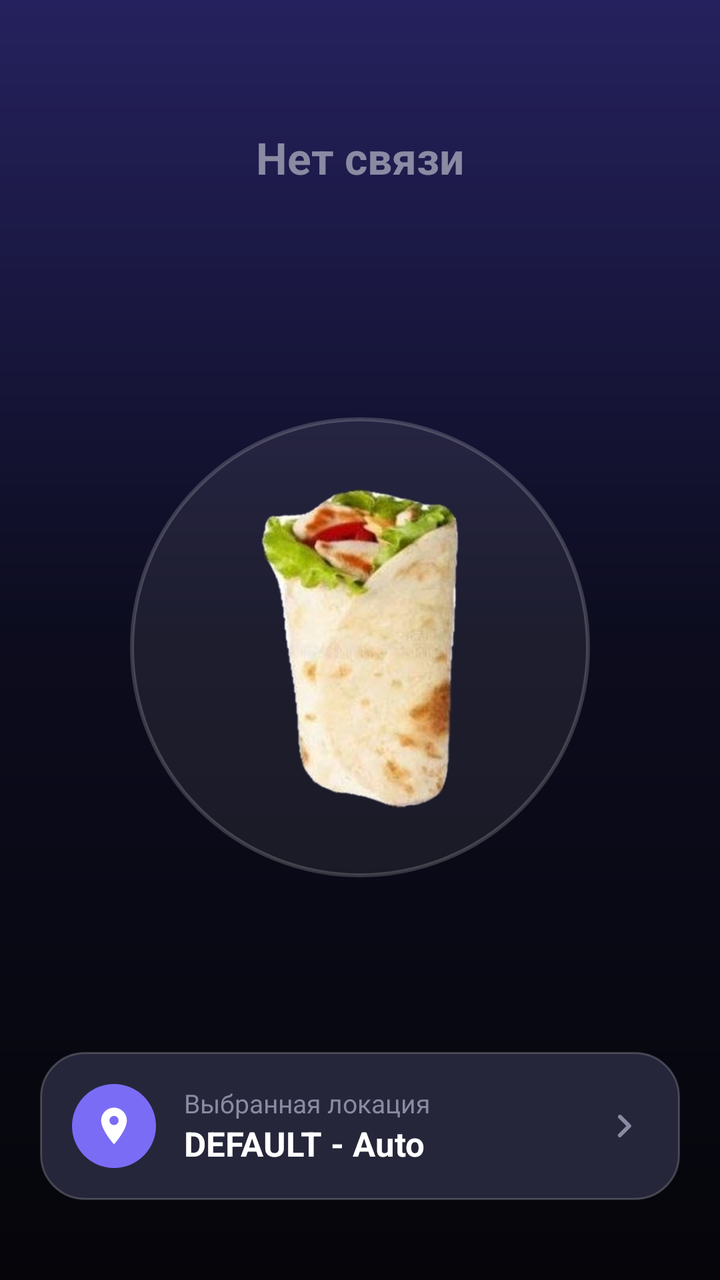
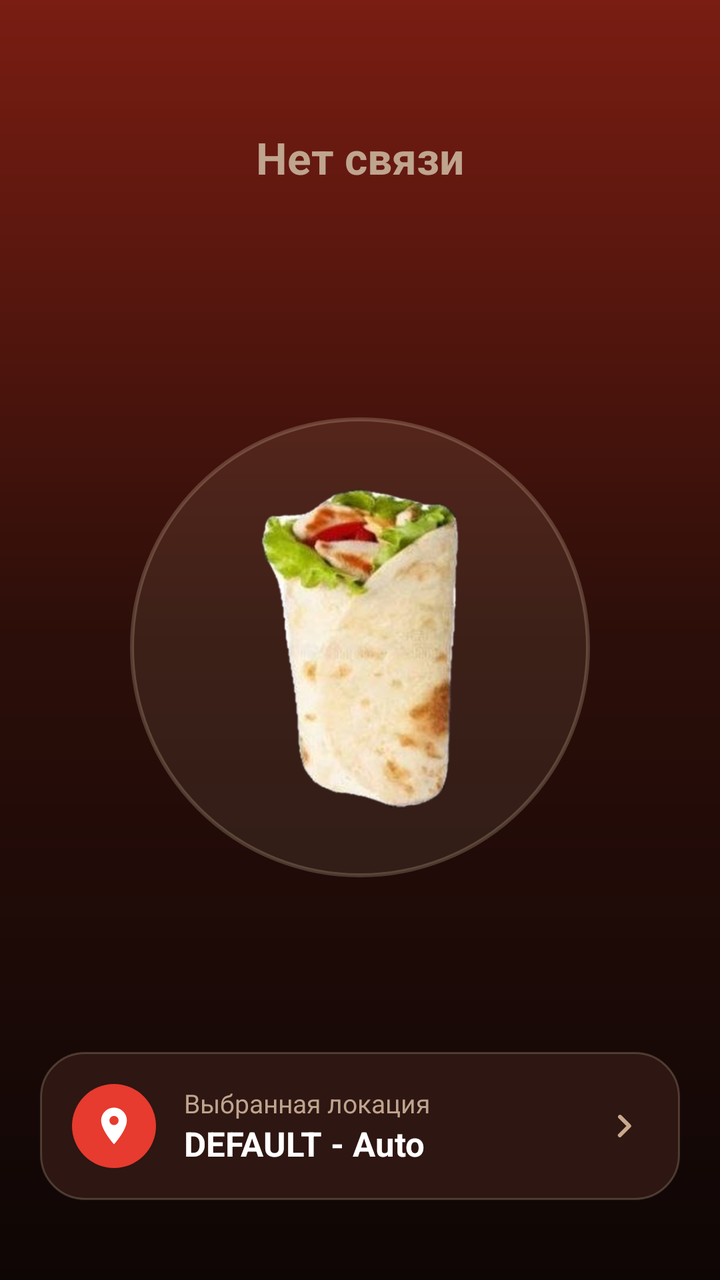

Compare the two renders of this Android layout. The source of the first and the diff that turns it into the second are given below.
<!-- AndroidManifest.xml: application theme Theme.Shaurma -->
<!-- res/layout/activity_main.xml -->
<?xml version="1.0" encoding="utf-8"?>
<FrameLayout xmlns:android="http://schemas.android.com/apk/res/android"
    android:layout_width="match_parent"
    android:layout_height="match_parent">

    
    <LinearLayout
        android:id="@+id/mainScreen"
        android:layout_width="match_parent"
        android:layout_height="match_parent"
        android:gravity="center_horizontal"
        android:orientation="vertical"
        android:paddingTop="64dp"
        android:paddingBottom="40dp">

        <TextView
            android:id="@+id/statusText"
            android:layout_width="wrap_content"
            android:layout_height="wrap_content"
            android:text="@string/status_off"
            android:textColor="#8A8AA3"
            android:textSize="22sp"
            android:textStyle="bold" />

        <TextView
            android:id="@+id/timerText"
            android:layout_width="wrap_content"
            android:layout_height="wrap_content"
            android:layout_marginTop="6dp"
            android:minHeight="22dp"
            android:textColor="#6F6F8E"
            android:textSize="15sp" />

        <Space
            android:layout_width="match_parent"
            android:layout_height="0dp"
            android:layout_weight="1" />

        <FrameLayout
            android:layout_width="320dp"
            android:layout_height="320dp">

            <View
                android:id="@+id/pulse1"
                android:layout_width="230dp"
                android:layout_height="230dp"
                android:layout_gravity="center"
                android:alpha="0"
                android:background="@drawable/pulse" />

            <View
                android:id="@+id/pulse2"
                android:layout_width="230dp"
                android:layout_height="230dp"
                android:layout_gravity="center"
                android:alpha="0"
                android:background="@drawable/pulse" />

            <FrameLayout
                android:id="@+id/buttonHolder"
                android:layout_width="230dp"
                android:layout_height="230dp"
                android:layout_gravity="center"
                android:background="@drawable/ring"
                android:clickable="true"
                android:focusable="true">

                <View
                    android:id="@+id/ringOn"
                    android:layout_width="match_parent"
                    android:layout_height="match_parent"
                    android:alpha="0"
                    android:background="@drawable/ring_on" />

                <ImageView
                    android:id="@+id/shaurma"
                    android:layout_width="100dp"
                    android:layout_height="160dp"
                    android:layout_gravity="center"
                    android:contentDescription="@string/app_name"
                    android:src="@drawable/shaurma" />
            </FrameLayout>
        </FrameLayout>

        <Space
            android:layout_width="match_parent"
            android:layout_height="0dp"
            android:layout_weight="1" />

        <LinearLayout
            android:id="@+id/locationCard"
            android:layout_width="match_parent"
            android:layout_height="wrap_content"
            android:layout_marginStart="20dp"
            android:layout_marginEnd="20dp"
            android:background="@drawable/card_bg"
            android:clickable="true"
            android:focusable="true"
            android:foreground="?attr/selectableItemBackground"
            android:gravity="center_vertical"
            android:orientation="horizontal"
            android:padding="16dp">

            <ImageView
                android:layout_width="42dp"
                android:layout_height="42dp"
                android:background="@drawable/pin_bg"
                android:contentDescription="@null"
                android:padding="10dp"
                android:src="@drawable/ic_pin" />

            <LinearLayout
                android:layout_width="0dp"
                android:layout_height="wrap_content"
                android:layout_marginStart="14dp"
                android:layout_weight="1"
                android:orientation="vertical">

                <TextView
                    android:layout_width="wrap_content"
                    android:layout_height="wrap_content"
                    android:text="@string/location_label"
                    android:textColor="#8A8AA3"
                    android:textSize="13sp" />

                <TextView
                    android:layout_width="wrap_content"
                    android:layout_height="wrap_content"
                    android:text="@string/location_name"
                    android:textColor="#FFFFFF"
                    android:textSize="17sp"
                    android:textStyle="bold" />
            </LinearLayout>

            <ImageView
                android:layout_width="24dp"
                android:layout_height="24dp"
                android:contentDescription="@null"
                android:src="@drawable/ic_chevron" />
        </LinearLayout>
    </LinearLayout>

    
    <ScrollView
        android:id="@+id/keyScreen"
        android:layout_width="match_parent"
        android:layout_height="match_parent"
        android:fillViewport="true"
        android:visibility="gone">

        <LinearLayout
            android:layout_width="match_parent"
            android:layout_height="wrap_content"
            android:gravity="center_horizontal"
            android:orientation="vertical"
            android:paddingStart="24dp"
            android:paddingTop="56dp"
            android:paddingEnd="24dp"
            android:paddingBottom="32dp">

            <ImageView
                android:layout_width="170dp"
                android:layout_height="170dp"
                android:contentDescription="@string/app_name"
                android:src="@drawable/ic_launcher_foreground" />

            <TextView
                android:layout_width="wrap_content"
                android:layout_height="wrap_content"
                android:layout_marginTop="8dp"
                android:text="@string/key_title"
                android:textColor="#FFFFFF"
                android:textSize="26sp"
                android:textStyle="bold" />

            <TextView
                android:layout_width="wrap_content"
                android:layout_height="wrap_content"
                android:layout_marginTop="8dp"
                android:gravity="center"
                android:text="@string/key_subtitle"
                android:textColor="#8A8AA3"
                android:textSize="15sp" />

            <EditText
                android:id="@+id/keyInput"
                android:layout_width="match_parent"
                android:layout_height="wrap_content"
                android:layout_marginTop="28dp"
                android:background="@drawable/input_bg"
                android:gravity="top|start"
                android:hint="@string/key_hint"
                android:importantForAutofill="no"
                android:inputType="textMultiLine|textNoSuggestions"
                android:maxLines="5"
                android:minLines="4"
                android:padding="16dp"
                android:textColor="#FFFFFF"
                android:textColorHint="#5A5A78"
                android:textSize="14sp" />

            <TextView
                android:id="@+id/keyError"
                android:layout_width="match_parent"
                android:layout_height="wrap_content"
                android:layout_marginTop="10dp"
                android:text="@string/key_bad"
                android:textColor="#FF7B7B"
                android:textSize="13sp"
                android:visibility="gone" />

            <TextView
                android:id="@+id/keyPaste"
                android:layout_width="match_parent"
                android:layout_height="54dp"
                android:layout_marginTop="16dp"
                android:background="@drawable/btn_secondary"
                android:clickable="true"
                android:focusable="true"
                android:foreground="?attr/selectableItemBackground"
                android:gravity="center"
                android:text="@string/key_paste"
                android:textColor="#C9C3FF"
                android:textSize="16sp"
                android:textStyle="bold" />

            <TextView
                android:id="@+id/keyContinue"
                android:layout_width="match_parent"
                android:layout_height="56dp"
                android:layout_marginTop="12dp"
                android:background="@drawable/btn_primary"
                android:clickable="true"
                android:focusable="true"
                android:foreground="?attr/selectableItemBackground"
                android:gravity="center"
                android:text="@string/key_continue"
                android:textColor="#FFFFFF"
                android:textSize="17sp"
                android:textStyle="bold" />

            <TextView
                android:id="@+id/keyCancel"
                android:layout_width="wrap_content"
                android:layout_height="wrap_content"
                android:layout_marginTop="18dp"
                android:clickable="true"
                android:focusable="true"
                android:padding="10dp"
                android:text="@string/key_cancel"
                android:textColor="#8A8AA3"
                android:textSize="15sp"
                android:visibility="gone" />
        </LinearLayout>
    </ScrollView>
</FrameLayout>
<!-- resources referenced by this layout -->
<resources>
  <!-- drawable btn_primary (drawable) -->
  <shape xmlns:android="http://schemas.android.com/apk/res/android" android:shape="rectangle">
      <gradient android:angle="0" android:startColor="#8B7CFF" android:endColor="#5B4BE0" />
      <corners android:radius="18dp" />
  </shape>
  <!-- drawable btn_secondary (drawable) -->
  <shape xmlns:android="http://schemas.android.com/apk/res/android" android:shape="rectangle">
      <solid android:color="#1A1A2B" />
      <stroke android:width="1.5dp" android:color="#35355A" />
      <corners android:radius="18dp" />
  </shape>
  <!-- drawable card_bg (drawable) -->
  <shape xmlns:android="http://schemas.android.com/apk/res/android" android:shape="rectangle">
      <solid android:color="#26263A" />
      <stroke android:width="1dp" android:color="#33FFFFFF" />
      <corners android:radius="22dp" />
  </shape>
  <!-- drawable ic_chevron (drawable) -->
  <vector xmlns:android="http://schemas.android.com/apk/res/android"
      android:width="24dp" android:height="24dp"
      android:viewportWidth="24" android:viewportHeight="24">
      <path
          android:fillColor="#8A8AA3"
          android:pathData="M9.29,6.71a1,1 0,0 0,0 1.41L13.17,12l-3.88,3.88a1,1 0,1 0,1.41 1.41l4.59,-4.59a1,1 0,0 0,0 -1.41L10.7,6.7a1,1 0,0 0,-1.41 0.01z" />
  </vector>
  <!-- drawable input_bg (drawable) -->
  <shape xmlns:android="http://schemas.android.com/apk/res/android" android:shape="rectangle">
      <solid android:color="#161626" />
      <stroke android:width="1.5dp" android:color="#2E2E4D" />
      <corners android:radius="18dp" />
  </shape>
  <!-- drawable pin_bg (drawable) -->
  <shape xmlns:android="http://schemas.android.com/apk/res/android" android:shape="oval">
      <solid android:color="#7B6CF6" />
  </shape>
  <!-- drawable pulse (drawable) -->
  <shape xmlns:android="http://schemas.android.com/apk/res/android" android:shape="oval">
      <stroke android:width="3dp" android:color="#8B7CFF" />
  </shape>
  <!-- drawable ring (drawable) -->
  <shape xmlns:android="http://schemas.android.com/apk/res/android" android:shape="oval">
      <solid android:color="#12FFFFFF" />
      <stroke android:width="2dp" android:color="#2EFFFFFF" />
  </shape>
  <!-- drawable ring_on (drawable) -->
  <shape xmlns:android="http://schemas.android.com/apk/res/android" android:shape="oval">
      <gradient
          android:type="radial"
          android:gradientRadius="140dp"
          android:startColor="#556C5CE7"
          android:endColor="#1A6C5CE7" />
      <stroke android:width="3dp" android:color="#9D92FF" />
  </shape>
  <string name="app_name">Шаурма VPN</string>
  <string name="key_bad">Ключ не подходит. Проверь, что он скопирован целиком.</string>
  <string name="key_cancel">Отмена</string>
  <string name="key_continue">Продолжить</string>
  <string name="key_hint">ss://…</string>
  <string name="key_paste">Вставить из буфера</string>
  <string name="key_subtitle">Вставь свой ключ доступа, чтобы начать</string>
  <string name="key_title">Добро пожаловать</string>
  <string name="location_label">Выбранная локация</string>
  <string name="location_name">DEFAULT - Auto</string>
  <string name="status_off">Нет связи</string>
  <style name="Theme.Shaurma" parent="Theme.AppCompat.NoActionBar">
          <item name="android:windowBackground">@drawable/bg_gradient</item>
          <item name="android:statusBarColor">#1E1B4B</item>
          <item name="android:navigationBarColor">#05050A</item>
          <item name="android:windowLightStatusBar">false</item>
      </style>
  <!-- drawable bg_gradient (drawable) -->
  <shape xmlns:android="http://schemas.android.com/apk/res/android" android:shape="rectangle">
      <gradient
          android:angle="90"
          android:startColor="#05050A"
          android:centerColor="#0C0C1E"
          android:endColor="#25215E" />
  </shape>
  <!-- unchanged entries left out for length: 3 -->
</resources>

<!-- the commit's change to res/layout/activity_main.xml (unified diff, before → after) -->
@@ -18,7 +18,7 @@
             android:layout_width="wrap_content"
             android:layout_height="wrap_content"
             android:text="@string/status_off"
-            android:textColor="#8A8AA3"
+            android:textColor="#BFA48E"
             android:textSize="22sp"
             android:textStyle="bold" />
 
@@ -28,7 +28,7 @@
             android:layout_height="wrap_content"
             android:layout_marginTop="6dp"
             android:minHeight="22dp"
-            android:textColor="#6F6F8E"
+            android:textColor="#A88B75"
             android:textSize="15sp" />
 
         <Space
@@ -120,7 +120,7 @@
                     android:layout_width="wrap_content"
                     android:layout_height="wrap_content"
                     android:text="@string/location_label"
-                    android:textColor="#8A8AA3"
+                    android:textColor="#BFA48E"
                     android:textSize="13sp" />
 
                 <TextView
@@ -169,7 +169,7 @@
                 android:layout_height="wrap_content"
                 android:layout_marginTop="8dp"
                 android:text="@string/key_title"
-                android:textColor="#FFFFFF"
+                android:textColor="#FFF1DC"
                 android:textSize="26sp"
                 android:textStyle="bold" />
 
@@ -179,7 +179,7 @@
                 android:layout_marginTop="8dp"
                 android:gravity="center"
                 android:text="@string/key_subtitle"
-                android:textColor="#8A8AA3"
+                android:textColor="#BFA48E"
                 android:textSize="15sp" />
 
             <EditText
@@ -196,7 +196,7 @@
                 android:minLines="4"
                 android:padding="16dp"
                 android:textColor="#FFFFFF"
-                android:textColorHint="#5A5A78"
+                android:textColorHint="#7A5C4B"
                 android:textSize="14sp" />
 
             <TextView
@@ -205,7 +205,7 @@
                 android:layout_height="wrap_content"
                 android:layout_marginTop="10dp"
                 android:text="@string/key_bad"
-                android:textColor="#FF7B7B"
+                android:textColor="#FF8A70"
                 android:textSize="13sp"
                 android:visibility="gone" />
 
@@ -220,7 +220,7 @@
                 android:foreground="?attr/selectableItemBackground"
                 android:gravity="center"
                 android:text="@string/key_paste"
-                android:textColor="#C9C3FF"
+                android:textColor="#FFD9A8"
                 android:textSize="16sp"
                 android:textStyle="bold" />
 
@@ -248,7 +248,7 @@
                 android:focusable="true"
                 android:padding="10dp"
                 android:text="@string/key_cancel"
-                android:textColor="#8A8AA3"
+                android:textColor="#BFA48E"
                 android:textSize="15sp"
                 android:visibility="gone" />
         </LinearLayout>
<!-- resource entries referenced after the edit -->
@@ -2,19 +2,19 @@
 <resources>
   <!-- drawable btn_primary (drawable) -->
   <shape xmlns:android="http://schemas.android.com/apk/res/android" android:shape="rectangle">
-      <gradient android:angle="0" android:startColor="#8B7CFF" android:endColor="#5B4BE0" />
+      <gradient android:angle="0" android:startColor="#FF6A4D" android:endColor="#D62718" />
       <corners android:radius="18dp" />
   </shape>
   <!-- drawable btn_secondary (drawable) -->
   <shape xmlns:android="http://schemas.android.com/apk/res/android" android:shape="rectangle">
-      <solid android:color="#1A1A2B" />
-      <stroke android:width="1.5dp" android:color="#35355A" />
+      <solid android:color="#2A1511" />
+      <stroke android:width="1.5dp" android:color="#5A2E22" />
       <corners android:radius="18dp" />
   </shape>
   <!-- drawable card_bg (drawable) -->
   <shape xmlns:android="http://schemas.android.com/apk/res/android" android:shape="rectangle">
-      <solid android:color="#26263A" />
-      <stroke android:width="1dp" android:color="#33FFFFFF" />
+      <solid android:color="#2E1612" />
+      <stroke android:width="1dp" android:color="#33FFE9C7" />
       <corners android:radius="22dp" />
   </shape>
   <!-- drawable ic_chevron (drawable) -->
@@ -22,36 +22,32 @@
       android:width="24dp" android:height="24dp"
       android:viewportWidth="24" android:viewportHeight="24">
       <path
-          android:fillColor="#8A8AA3"
+          android:fillColor="#C9A98C"
           android:pathData="M9.29,6.71a1,1 0,0 0,0 1.41L13.17,12l-3.88,3.88a1,1 0,1 0,1.41 1.41l4.59,-4.59a1,1 0,0 0,0 -1.41L10.7,6.7a1,1 0,0 0,-1.41 0.01z" />
   </vector>
   <!-- drawable input_bg (drawable) -->
   <shape xmlns:android="http://schemas.android.com/apk/res/android" android:shape="rectangle">
-      <solid android:color="#161626" />
-      <stroke android:width="1.5dp" android:color="#2E2E4D" />
+      <solid android:color="#200E0B" />
+      <stroke android:width="1.5dp" android:color="#4A2419" />
       <corners android:radius="18dp" />
   </shape>
   <!-- drawable pin_bg (drawable) -->
   <shape xmlns:android="http://schemas.android.com/apk/res/android" android:shape="oval">
-      <solid android:color="#7B6CF6" />
+      <solid android:color="#E63B2E" />
   </shape>
   <!-- drawable pulse (drawable) -->
   <shape xmlns:android="http://schemas.android.com/apk/res/android" android:shape="oval">
-      <stroke android:width="3dp" android:color="#8B7CFF" />
+      <stroke android:width="3dp" android:color="#FF7A5C" />
   </shape>
   <!-- drawable ring (drawable) -->
   <shape xmlns:android="http://schemas.android.com/apk/res/android" android:shape="oval">
-      <solid android:color="#12FFFFFF" />
-      <stroke android:width="2dp" android:color="#2EFFFFFF" />
+      <solid android:color="#14FFE9C7" />
+      <stroke android:width="2dp" android:color="#33FFE9C7" />
   </shape>
   <!-- drawable ring_on (drawable) -->
   <shape xmlns:android="http://schemas.android.com/apk/res/android" android:shape="oval">
-      <gradient
-          android:type="radial"
-          android:gradientRadius="140dp"
-          android:startColor="#556C5CE7"
-          android:endColor="#1A6C5CE7" />
-      <stroke android:width="3dp" android:color="#9D92FF" />
+      <gradient android:type="radial" android:gradientRadius="140dp" android:startColor="#66FF5A44" android:endColor="#1AFF5A44" />
+      <stroke android:width="3dp" android:color="#FF7A5C" />
   </shape>
   <string name="app_name">Шаурма VPN</string>
   <string name="key_bad">Ключ не подходит. Проверь, что он скопирован целиком.</string>
@@ -66,17 +62,13 @@
   <string name="status_off">Нет связи</string>
   <style name="Theme.Shaurma" parent="Theme.AppCompat.NoActionBar">
           <item name="android:windowBackground">@drawable/bg_gradient</item>
-          <item name="android:statusBarColor">#1E1B4B</item>
-          <item name="android:navigationBarColor">#05050A</item>
+          <item name="android:statusBarColor">#7A1D12</item>
+          <item name="android:navigationBarColor">#0E0605</item>
           <item name="android:windowLightStatusBar">false</item>
       </style>
   <!-- drawable bg_gradient (drawable) -->
   <shape xmlns:android="http://schemas.android.com/apk/res/android" android:shape="rectangle">
-      <gradient
-          android:angle="90"
-          android:startColor="#05050A"
-          android:centerColor="#0C0C1E"
-          android:endColor="#25215E" />
+      <gradient android:angle="90" android:startColor="#0E0605" android:centerColor="#2B0E09" android:endColor="#7A1D12" />
   </shape>
   <!-- unchanged entries left out for length: 3 -->
 </resources>
